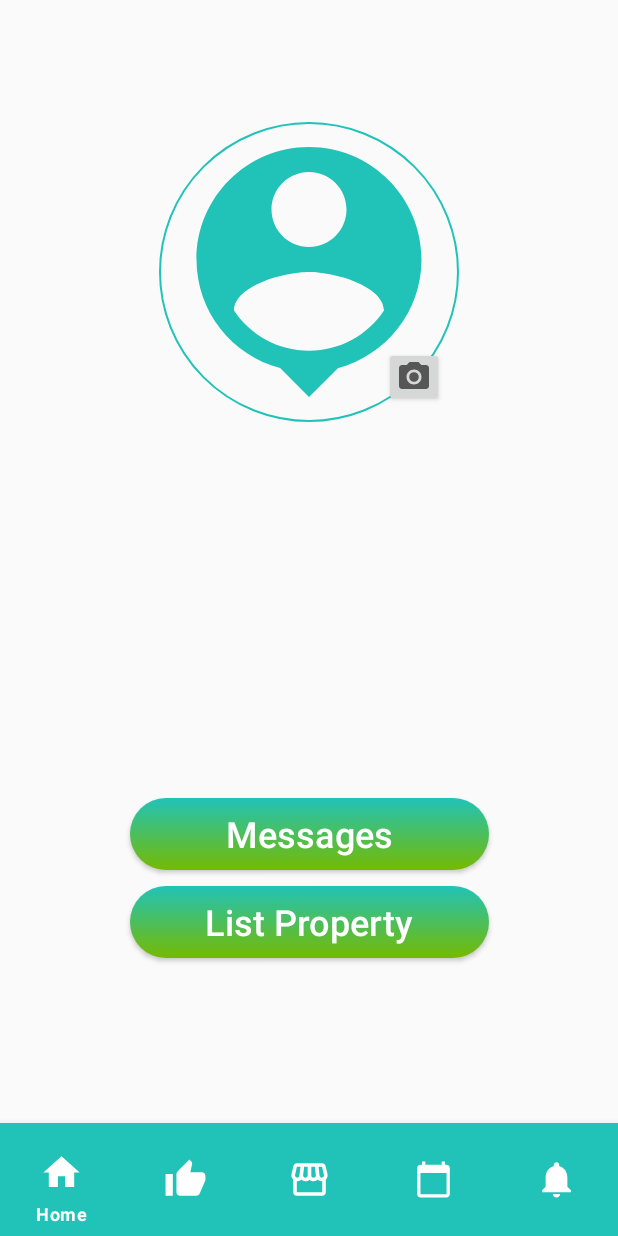
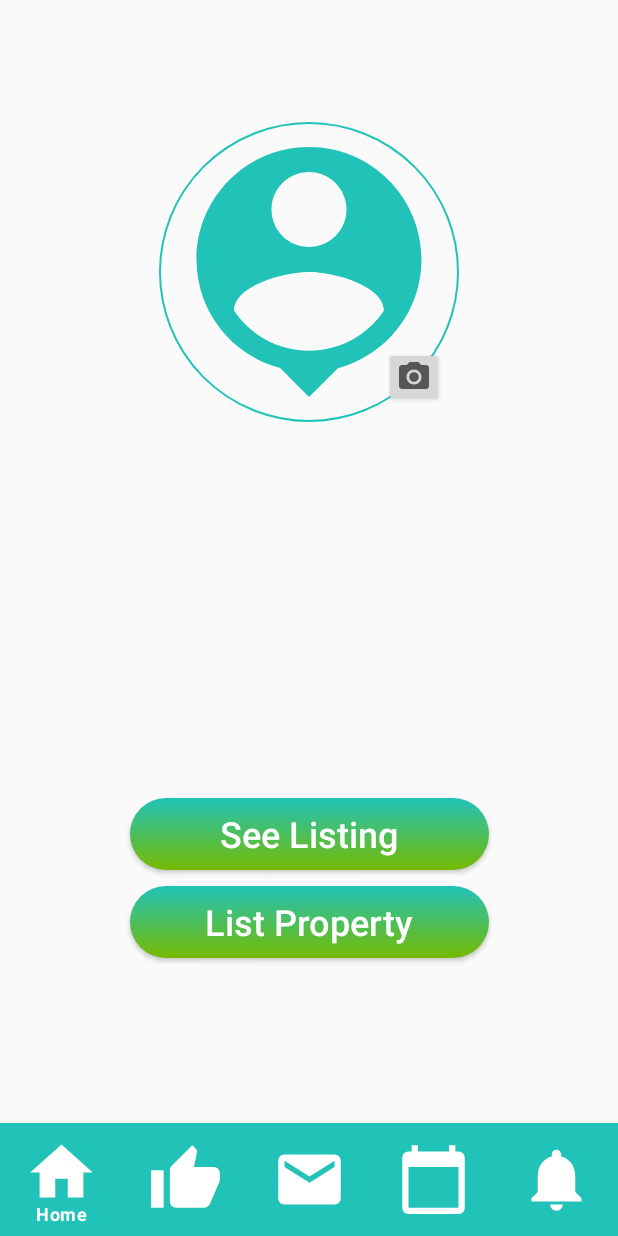
Before and after one commit to jhigger/Occupines, an Android app: the screen it shows after launch once a user with an empty profile is signed in (MainActivity), after a tap on "User", on a phone screen of 412 x 824 dp. Run offline under Robolectric (Android 15) with nearby library versions, the phone set to English and light mode, and no system bars; our stand-ins replace CircleImageView, Firebase (no records; nobody signed in at launch, a user with empty details on screens opened directly), Picasso.

Commit message:
Change icons to vector Removed rentals Added messages
Signed-off-by: jhigger <njohnjhigger@gmail.com>

```diff
--- a/app/src/main/java/com/example/occupines/MainActivity.java
+++ b/app/src/main/java/com/example/occupines/MainActivity.java
@@ -76,7 +76,7 @@ public class MainActivity extends AppCompatActivity {
                 addNotification(fifthFragment, "Testing", number);
                 setCurrentFragment(secondFragment);
                 return true;
-            } else if (itemId == R.id.rentals) {
+            } else if (itemId == R.id.messages) {
                 //3rd page
                 setCurrentFragment(thirdFragment);
                 return true;
--- a/app/src/main/res/drawable/calendar_foreground.xml
+++ /dev/null
@@ -1,16 +0,0 @@
-<vector xmlns:android="http://schemas.android.com/apk/res/android"
-    android:width="108dp"
-    android:height="108dp"
-    android:tint="#000000"
-    android:viewportWidth="108"
-    android:viewportHeight="108">
-    <group
-        android:scaleX="2.349"
-        android:scaleY="2.349"
-        android:translateX="25.812"
-        android:translateY="25.812">
-        <path
-            android:fillColor="@android:color/white"
-            android:pathData="M20,3h-1L19,1h-2v2L7,3L7,1L5,1v2L4,3c-1.1,0 -2,0.9 -2,2v16c0,1.1 0.9,2 2,2h16c1.1,0 2,-0.9 2,-2L22,5c0,-1.1 -0.9,-2 -2,-2zM20,21L4,21L4,8h16v13z" />
-    </group>
-</vector>
--- a/app/src/main/res/drawable/home_foreground.xml
+++ /dev/null
@@ -1,16 +0,0 @@
-<vector xmlns:android="http://schemas.android.com/apk/res/android"
-    android:width="108dp"
-    android:height="108dp"
-    android:tint="#000000"
-    android:viewportWidth="108"
-    android:viewportHeight="108">
-    <group
-        android:scaleX="2.61"
-        android:scaleY="2.61"
-        android:translateX="22.68"
-        android:translateY="22.68">
-        <path
-            android:fillColor="@android:color/white"
-            android:pathData="M10,20v-6h4v6h5v-8h3L12,3 2,12h3v8z" />
-    </group>
-</vector>
--- /dev/null
+++ b/app/src/main/res/drawable/ic_calendar.xml
@@ -0,0 +1,10 @@
+<vector xmlns:android="http://schemas.android.com/apk/res/android"
+    android:width="24dp"
+    android:height="24dp"
+    android:tint="?attr/colorControlNormal"
+    android:viewportWidth="24"
+    android:viewportHeight="24">
+  <path
+      android:fillColor="@android:color/white"
+      android:pathData="M20,3h-1L19,1h-2v2L7,3L7,1L5,1v2L4,3c-1.1,0 -2,0.9 -2,2v16c0,1.1 0.9,2 2,2h16c1.1,0 2,-0.9 2,-2L22,5c0,-1.1 -0.9,-2 -2,-2zM20,21L4,21L4,8h16v13z" />
+</vector>
--- /dev/null
+++ b/app/src/main/res/drawable/ic_home.xml
@@ -0,0 +1,10 @@
+<vector xmlns:android="http://schemas.android.com/apk/res/android"
+    android:width="24dp"
+    android:height="24dp"
+    android:tint="?attr/colorControlNormal"
+    android:viewportWidth="24"
+    android:viewportHeight="24">
+  <path
+      android:fillColor="@android:color/white"
+      android:pathData="M10,20v-6h4v6h5v-8h3L12,3 2,12h3v8z" />
+</vector>
--- /dev/null
+++ b/app/src/main/res/drawable/ic_likes.xml
@@ -0,0 +1,10 @@
+<vector xmlns:android="http://schemas.android.com/apk/res/android"
+    android:width="24dp"
+    android:height="24dp"
+    android:tint="?attr/colorControlNormal"
+    android:viewportWidth="24"
+    android:viewportHeight="24">
+    <path
+        android:fillColor="@android:color/white"
+        android:pathData="M1,21h4L5,9L1,9v12zM23,10c0,-1.1 -0.9,-2 -2,-2h-6.31l0.95,-4.57 0.03,-0.32c0,-0.41 -0.17,-0.79 -0.44,-1.06L14.17,1 7.59,7.59C7.22,7.95 7,8.45 7,9v10c0,1.1 0.9,2 2,2h9c0.83,0 1.54,-0.5 1.84,-1.22l3.02,-7.05c0.09,-0.23 0.14,-0.47 0.14,-0.73v-2z" />
+</vector>
--- /dev/null
+++ b/app/src/main/res/drawable/ic_messages.xml
@@ -0,0 +1,10 @@
+<vector xmlns:android="http://schemas.android.com/apk/res/android"
+    android:width="24dp"
+    android:height="24dp"
+    android:tint="?attr/colorControlNormal"
+    android:viewportWidth="24"
+    android:viewportHeight="24">
+    <path
+        android:fillColor="@android:color/white"
+        android:pathData="M20,4L4,4c-1.1,0 -1.99,0.9 -1.99,2L2,18c0,1.1 0.9,2 2,2h16c1.1,0 2,-0.9 2,-2L22,6c0,-1.1 -0.9,-2 -2,-2zM20,8l-8,5 -8,-5L4,6l8,5 8,-5v2z" />
+</vector>
--- /dev/null
+++ b/app/src/main/res/drawable/ic_notifications.xml
@@ -0,0 +1,10 @@
+<vector xmlns:android="http://schemas.android.com/apk/res/android"
+    android:width="24dp"
+    android:height="24dp"
+    android:tint="?attr/colorControlNormal"
+    android:viewportWidth="24"
+    android:viewportHeight="24">
+    <path
+        android:fillColor="@android:color/white"
+        android:pathData="M12,22c1.1,0 2,-0.9 2,-2h-4c0,1.1 0.89,2 2,2zM18,16v-5c0,-3.07 -1.64,-5.64 -4.5,-6.32L13.5,4c0,-0.83 -0.67,-1.5 -1.5,-1.5s-1.5,0.67 -1.5,1.5v0.68C7.63,5.36 6,7.92 6,11v5l-2,2v1h16v-1l-2,-2z" />
+</vector>
--- a/app/src/main/res/drawable/likes_foreground.xml
+++ /dev/null
@@ -1,16 +0,0 @@
-<vector xmlns:android="http://schemas.android.com/apk/res/android"
-    android:width="108dp"
-    android:height="108dp"
-    android:tint="#000000"
-    android:viewportWidth="108"
-    android:viewportHeight="108">
-    <group
-        android:scaleX="2.61"
-        android:scaleY="2.61"
-        android:translateX="22.68"
-        android:translateY="22.68">
-        <path
-            android:fillColor="@android:color/white"
-            android:pathData="M1,21h4L5,9L1,9v12zM23,10c0,-1.1 -0.9,-2 -2,-2h-6.31l0.95,-4.57 0.03,-0.32c0,-0.41 -0.17,-0.79 -0.44,-1.06L14.17,1 7.59,7.59C7.22,7.95 7,8.45 7,9v10c0,1.1 0.9,2 2,2h9c0.83,0 1.54,-0.5 1.84,-1.22l3.02,-7.05c0.09,-0.23 0.14,-0.47 0.14,-0.73v-2z" />
-    </group>
-</vector>
--- a/app/src/main/res/drawable/notifications_foreground.xml
+++ /dev/null
@@ -1,16 +0,0 @@
-<vector xmlns:android="http://schemas.android.com/apk/res/android"
-    android:width="108dp"
-    android:height="108dp"
-    android:tint="#000000"
-    android:viewportWidth="108"
-    android:viewportHeight="108">
-    <group
-        android:scaleX="2.61"
-        android:scaleY="2.61"
-        android:translateX="22.68"
-        android:translateY="22.68">
-        <path
-            android:fillColor="@android:color/white"
-            android:pathData="M12,22c1.1,0 2,-0.9 2,-2h-4c0,1.1 0.89,2 2,2zM18,16v-5c0,-3.07 -1.64,-5.64 -4.5,-6.32L13.5,4c0,-0.83 -0.67,-1.5 -1.5,-1.5s-1.5,0.67 -1.5,1.5v0.68C7.63,5.36 6,7.92 6,11v5l-2,2v1h16v-1l-2,-2z" />
-    </group>
-</vector>
--- a/app/src/main/res/drawable/rentals_foreground.xml
+++ /dev/null
@@ -1,18 +0,0 @@
-<vector xmlns:android="http://schemas.android.com/apk/res/android"
-    xmlns:tools="http://schemas.android.com/tools"
-    android:width="108dp"
-    android:height="108dp"
-    android:tint="#000000"
-    android:viewportWidth="108"
-    android:viewportHeight="108">
-    <group
-        android:scaleX="2.61"
-        android:scaleY="2.61"
-        android:translateX="22.68"
-        android:translateY="22.68">
-        <path
-            android:fillColor="@android:color/white"
-            android:pathData="M21.9,8.89l-1.05,-4.37c-0.22,-0.9 -1,-1.52 -1.91,-1.52H5.05C4.15,3 3.36,3.63 3.15,4.52L2.1,8.89c-0.24,1.02 -0.02,2.06 0.62,2.88C2.8,11.88 2.91,11.96 3,12.06V19c0,1.1 0.9,2 2,2h14c1.1,0 2,-0.9 2,-2v-6.94c0.09,-0.09 0.2,-0.18 0.28,-0.28C21.92,10.96 22.15,9.91 21.9,8.89zM18.91,4.99l1.05,4.37c0.1,0.42 0.01,0.84 -0.25,1.17C19.57,10.71 19.27,11 18.77,11c-0.61,0 -1.14,-0.49 -1.21,-1.14L16.98,5L18.91,4.99zM13,5h1.96l0.54,4.52c0.05,0.39 -0.07,0.78 -0.33,1.07C14.95,10.85 14.63,11 14.22,11C13.55,11 13,10.41 13,9.69V5zM8.49,9.52L9.04,5H11v4.69C11,10.41 10.45,11 9.71,11c-0.34,0 -0.65,-0.15 -0.89,-0.41C8.57,10.3 8.45,9.91 8.49,9.52zM4.04,9.36L5.05,5h1.97L6.44,9.86C6.36,10.51 5.84,11 5.23,11c-0.49,0 -0.8,-0.29 -0.93,-0.47C4.03,10.21 3.94,9.78 4.04,9.36zM5,19v-6.03C5.08,12.98 5.15,13 5.23,13c0.87,0 1.66,-0.36 2.24,-0.95c0.6,0.6 1.4,0.95 2.31,0.95c0.87,0 1.65,-0.36 2.23,-0.93c0.59,0.57 1.39,0.93 2.29,0.93c0.84,0 1.64,-0.35 2.24,-0.95c0.58,0.59 1.37,0.95 2.24,0.95c0.08,0 0.15,-0.02 0.23,-0.03V19H5z"
-            tools:ignore="VectorPath" />
-    </group>
-</vector>
--- a/app/src/main/res/layout/fragment_profile.xml
+++ b/app/src/main/res/layout/fragment_profile.xml
@@ -46,7 +46,7 @@
             android:layout_marginBottom="2dp"
             android:contentDescription="@string/change_profile_picture"
             android:elevation="2dp"
-            android:src="@drawable/ic_baseline_photo_camera_24" />
+            android:src="@drawable/ic_camera" />
 
     </RelativeLayout>
 
@@ -85,13 +85,13 @@
         app:layout_constraintTop_toBottomOf="@+id/textEmail">
 
         <Button
-            android:id="@+id/messages"
+            android:id="@+id/listing"
             android:layout_width="0dp"
             android:layout_height="wrap_content"
             android:layout_margin="5dp"
             android:background="@drawable/button_style"
             android:elegantTextHeight="true"
-            android:text="@string/messages"
+            android:text="@string/see_listing"
             android:textAllCaps="false"
             android:textColor="@color/white"
             android:textSize="24sp"
@@ -118,7 +118,7 @@
             app:layout_constraintEnd_toEndOf="parent"
             app:layout_constraintHorizontal_bias="0.5"
             app:layout_constraintStart_toStartOf="parent"
-            app:layout_constraintTop_toBottomOf="@+id/messages" />
+            app:layout_constraintTop_toBottomOf="@+id/listing" />
 
     </androidx.constraintlayout.widget.ConstraintLayout>
 
--- a/app/src/main/res/menu/bottom_nav_menu.xml
+++ b/app/src/main/res/menu/bottom_nav_menu.xml
@@ -3,26 +3,26 @@
     <item
         android:id="@+id/home"
         android:enabled="true"
-        android:icon="@drawable/home_foreground"
+        android:icon="@drawable/ic_home"
         android:title="@string/home" />
     <item
         android:id="@+id/likes"
         android:enabled="true"
-        android:icon="@drawable/likes_foreground"
+        android:icon="@drawable/ic_likes"
         android:title="@string/likes" />
     <item
-        android:id="@+id/rentals"
+        android:id="@+id/messages"
         android:enabled="true"
-        android:icon="@drawable/rentals_foreground"
-        android:title="@string/rentals" />
+        android:icon="@drawable/ic_messages"
+        android:title="@string/messages" />
     <item
         android:id="@+id/calendar"
         android:enabled="true"
-        android:icon="@drawable/calendar_foreground"
+        android:icon="@drawable/ic_calendar"
         android:title="@string/calendar" />
     <item
         android:id="@+id/notifications"
         android:enabled="true"
-        android:icon="@drawable/notifications_foreground"
+        android:icon="@drawable/ic_notifications"
         android:title="@string/notification" />
 </menu>
--- a/app/src/main/res/values/strings.xml
+++ b/app/src/main/res/values/strings.xml
@@ -8,12 +8,9 @@
     <string name="sign_up">Sign up</string>
     <string name="home">Home</string>
     <string name="likes">Likes</string>
-    <string name="rentals">Rentals</string>
     <string name="calendar">Calendar</string>
     <string name="notification">Notification</string>
-    <string name="_5th_fragment">5th fragment</string>
     <string name="_1st_fragment">1st fragment</string>
-    <string name="_4th_fragment">4th fragment</string>
     <string name="_2nd_fragment">2nd fragment</string>
     <string name="_3rd_fragment">3rd fragment</string>
     <string name="full_name">Full Name</string>
@@ -32,4 +29,5 @@
     <string name="price">Price</string>
     <string name="location">Location</string>
     <string name="info">Info</string>
+    <string name="see_listing">See Listing</string>
 </resources>
```
Also changed, not shown: app/src/main/res/values/dimens.xml (+36 -12 lines), app/src/main/res/drawable/ic_camera.xml (renamed from app/src/main/res/drawable/ic_baseline_photo_camera_24.xml).
